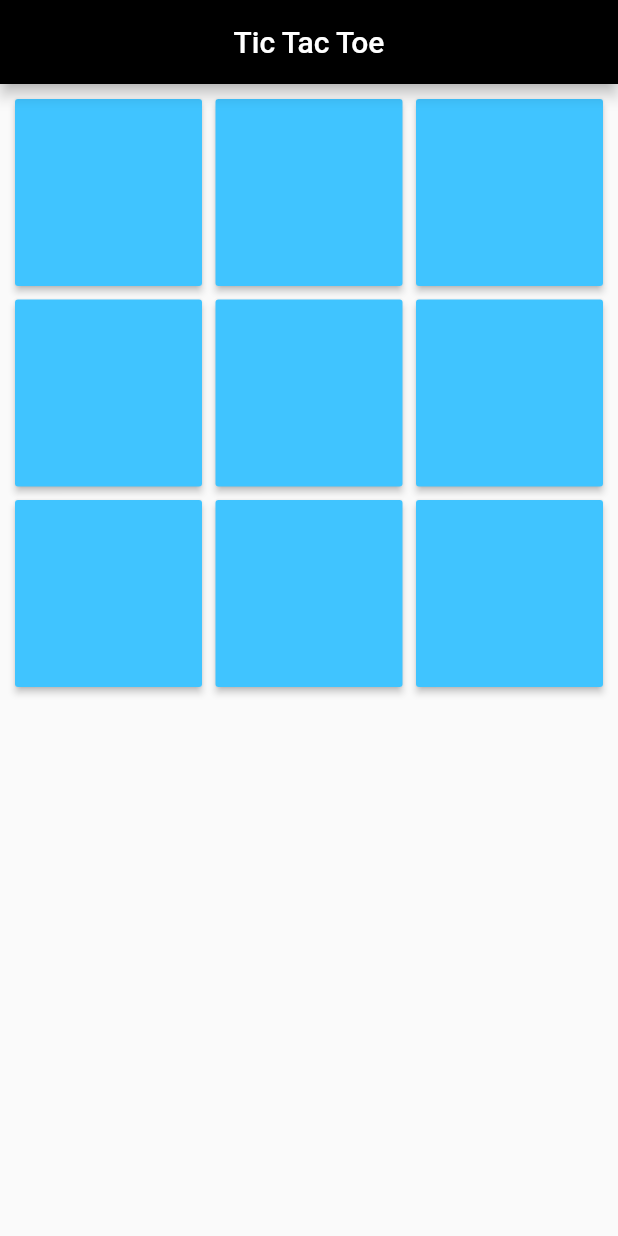
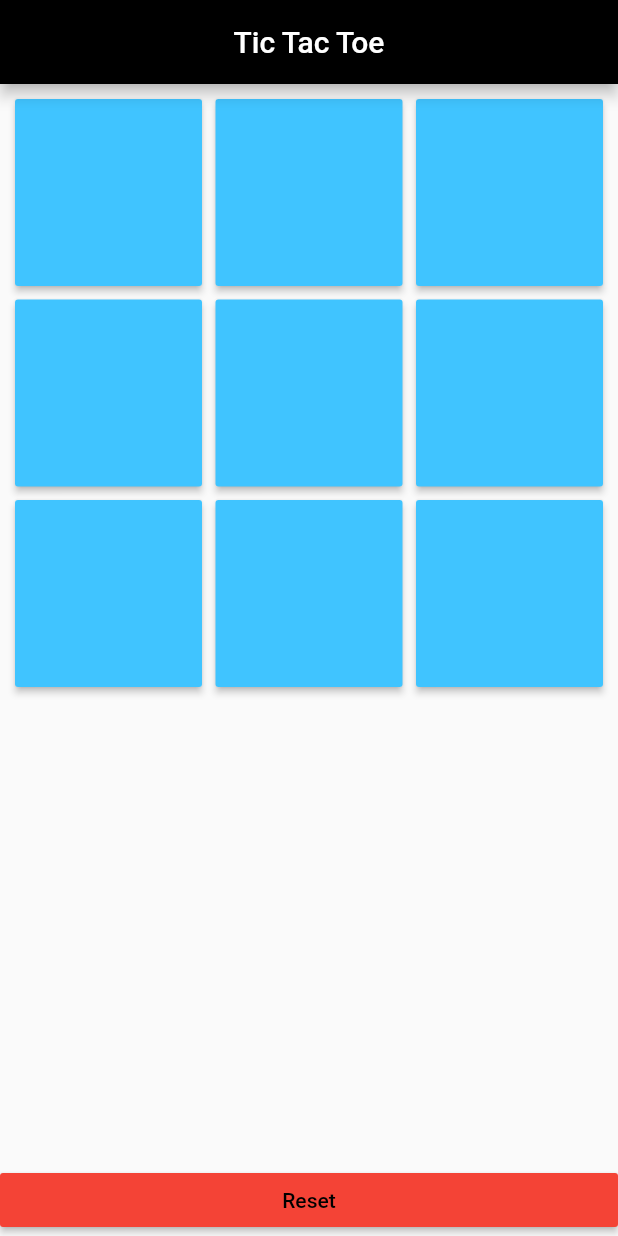
Before and after one commit to pratikjain04/Flutter-Challenge, a Flutter app: the screen it shows after launch, on a phone screen of 412 x 824 dp. Run offline on Flutter 3.47's test engine with Material 2 defaults, Android fonts, the phone set to English and light mode, and no system bars; missing offline and left inert: flute_music_player.

Commit message:
Some Functions Added

```diff
--- a/Day 6/tictactoe/lib/homepage.dart
+++ b/Day 6/tictactoe/lib/homepage.dart
@@ -8,6 +8,9 @@ class HomePage extends StatefulWidget {
 }
 
 class _HomePageState extends State<HomePage> {
+
+
+
 
   List<GameButton> buttonList;
   var player1, player2, activePlayer;
@@ -59,15 +62,25 @@ void playGame(GameButton gb){
         //adding the id of the gameButton currently pressed by player2 to the list,so that we can evaluate later.
         }
       gb.enabled = false;   //because we want to disable the button which are played
-      checkWinner();
+     int winner = checkWinner();
+
+     //TIED GAME Check
+      if(winner == -1){
+        if(buttonList.every((p)=>p.text!="")){
+          showDialog(
+              context: context,
+            builder: (_) => new CustomDialog("Game Tied", "Press The Reset Button to Start Again", resetGame)
+          );
+        }
+      }
     });
 }
 
 
-  checkWinner(){
+  int checkWinner(){
     int winner = -1;
 
-    //Player1 ---WINNER CODE
+    //WINNER Check Code
 
     if(player1.contains(1) && player1.contains(2) && player1.contains(3)) //ROW 1
       winner=1;
@@ -133,11 +146,11 @@ void playGame(GameButton gb){
         }
 
     }
-
+  return winner;
   }
 
   void resetGame(){
-    if(Navigator.canPop(context)) Navigator.pop(context);
+    if(Navigator.canPop(context)) Navigator.pop(context);   //For closing the AlertDialog
       {
         setState(() {
           buttonList = doInit();    //Initializing the buttons again to the start by calling the doInit()
@@ -152,7 +165,12 @@ void playGame(GameButton gb){
         title: Center(child: new Text('Tic Tac Toe')),
         backgroundColor: Colors.black,
       ),
-      body: new GridView.builder(
+      body: new Column(
+        mainAxisAlignment: MainAxisAlignment.center,
+        crossAxisAlignment: CrossAxisAlignment.stretch,
+        children: <Widget>[
+          Expanded(
+            child: new GridView.builder(
               padding: const EdgeInsets.all(10.0),
               gridDelegate: new SliverGridDelegateWithFixedCrossAxisCount(
                 crossAxisCount: 3,
@@ -175,13 +193,21 @@ void playGame(GameButton gb){
                     ),
                     color: buttonList[index].bg,
                     disabledColor: buttonList[index].bg,
-
-
                   ),
                 );
               },
 
             ),
+          ),
+          new RaisedButton(
+              child: Center(child: new Text("Reset", style: new TextStyle(color: Colors.black),)),
+              color: Colors.red,
+              onPressed: resetGame
+          )
+
+        ],
+      ),
+
     );
   }
 }
```
Also changed, not shown: Day 6/tictactoe/start.dart (added). Lines whose indentation alone changed are shown as unchanged.
